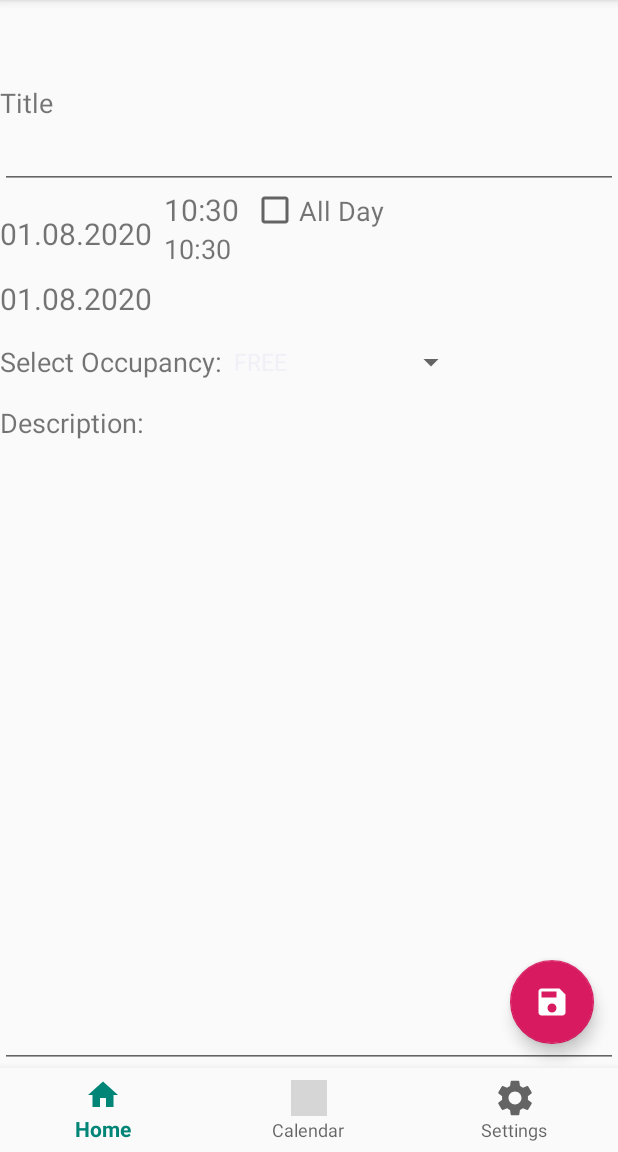
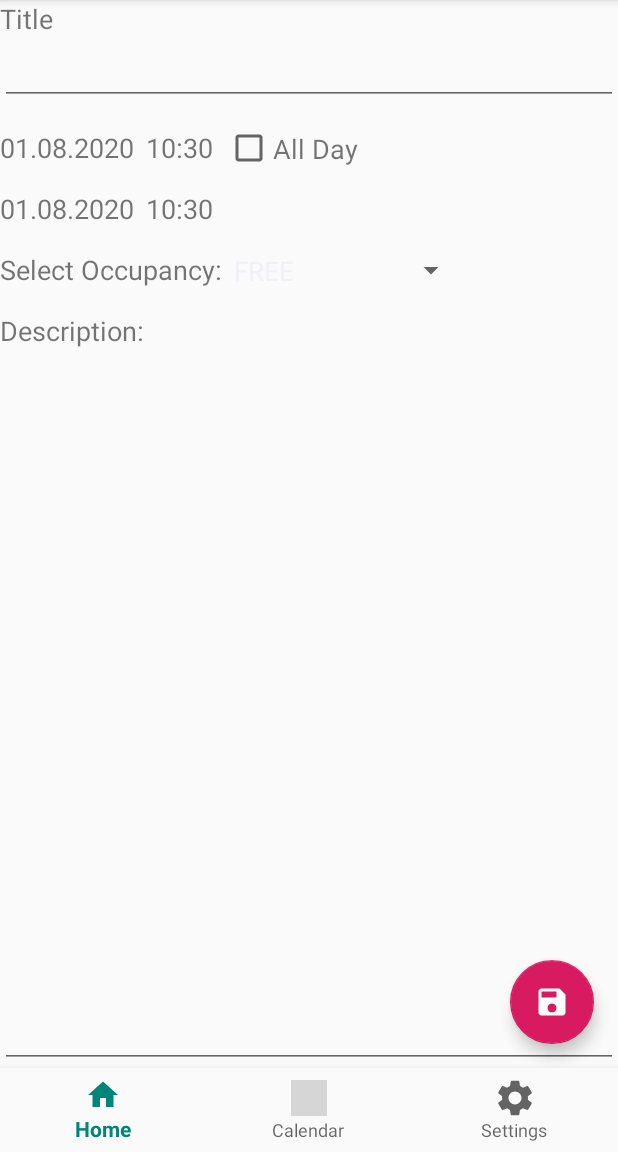
Before and after one commit to marcusrunge/RoomInfo.Droid, an Android app: the AgendaItemFragment screen opened through its navigation route, on a phone screen of 412 x 824 dp, the part 84-1236 px from its top. Run offline under Robolectric (Android 15) with nearby library versions, the phone set to English and light mode, and no system bars; our stand-ins replace Dagger/Hilt's generated code, Room's generated code, data binding, navigation-ui; libraries missing offline, so code that uses them is left out: androidx.databinding.library; 1 statement that could not run was skipped; grey boxes are pictures that could not be loaded.

Commit message:
UPDATED layout

```diff
--- a/app/src/main/kotlin/com/marcusrunge/roominfo/ui/agendaitem/AgendaItemViewModel.kt
+++ b/app/src/main/kotlin/com/marcusrunge/roominfo/ui/agendaitem/AgendaItemViewModel.kt
@@ -3,6 +3,7 @@ package com.marcusrunge.roominfo.ui.agendaitem
 import android.view.View
 import android.widget.AdapterView
 import android.widget.ArrayAdapter
+import android.widget.TextView
 import androidx.databinding.Bindable
 import androidx.databinding.library.baseAdapters.BR
 import com.marcusrunge.roominfo.R
@@ -204,6 +205,8 @@ class AgendaItemViewModel @Inject constructor(
     }
 
     override fun onItemSelected(p0: AdapterView<*>?, p1: View?, p2: Int, p3: Long) {
+        p0?.findViewById<TextView>(android.R.id.text1)?.textSize = 18F
+        p0?.findViewById<TextView>(android.R.id.text2)?.textSize = 18F
         if (p2 != occupancySelection) occupancySelection = p2
     }
 }
--- a/app/src/main/res/layout/activity_main.xml
+++ b/app/src/main/res/layout/activity_main.xml
@@ -12,8 +12,7 @@
         xmlns:app="http://schemas.android.com/apk/res-auto"
         android:id="@+id/container"
         android:layout_width="match_parent"
-        android:layout_height="match_parent"
-        android:paddingTop="?attr/actionBarSize">
+        android:layout_height="match_parent">
 
         <com.google.android.material.bottomnavigation.BottomNavigationView
             android:id="@+id/nav_view"
--- a/app/src/main/res/layout/fragment_agendaitem.xml
+++ b/app/src/main/res/layout/fragment_agendaitem.xml
@@ -41,7 +41,7 @@
             android:focusable="true"
             android:onClick="@{(v)->viewmodel.openPicker(v)}"
             android:text="@{viewmodel.startDate}"
-            android:textSize="20sp"
+            android:textSize="18sp"
             app:layout_constraintStart_toStartOf="parent"
             app:layout_constraintTop_toBottomOf="@id/agendaItemTitle" />
 
@@ -54,9 +54,9 @@
             android:focusable="true"
             android:onClick="@{(v)->viewmodel.openPicker(v)}"
             android:text="@{viewmodel.startTime}"
-            android:textSize="20sp"
+            android:textSize="18sp"
             app:layout_constraintStart_toEndOf="@id/startDate"
-            app:layout_constraintTop_toBottomOf="@id/agendaItemTitle" />
+            app:layout_constraintTop_toTopOf="@id/startDate" />
 
         <CheckBox
             android:id="@+id/allDay"
@@ -87,7 +87,7 @@
             android:focusable="true"
             android:onClick="@{(v)->viewmodel.openPicker(v)}"
             android:text="@{viewmodel.endDate}"
-            android:textSize="20sp"
+            android:textSize="18sp"
             app:layout_constraintStart_toStartOf="parent"
             app:layout_constraintTop_toBottomOf="@id/startDate" />
 
@@ -102,7 +102,7 @@
             android:text="@{viewmodel.endTime}"
             android:textSize="18sp"
             app:layout_constraintStart_toEndOf="@id/endDate"
-            app:layout_constraintTop_toBottomOf="@id/startTime" />
+            app:layout_constraintTop_toTopOf="@id/endDate" />
 
         <TextView
             android:id="@+id/select"
```
